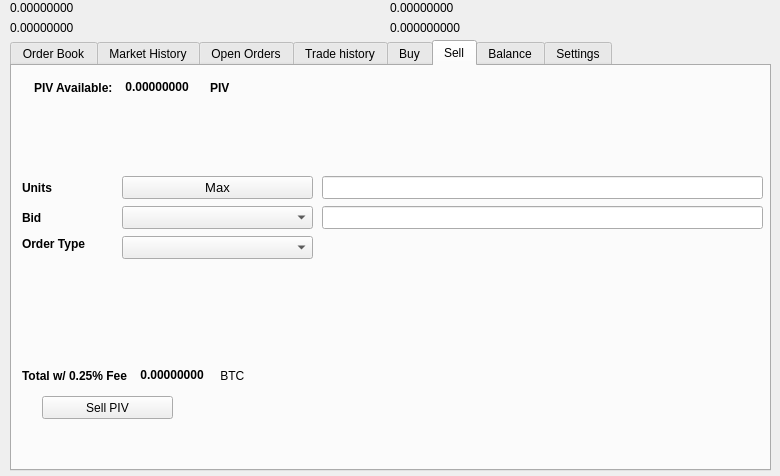
Qt form src/qt/forms/tradingdialog.ui (magikawa-network/AnzuDark) before a commit.
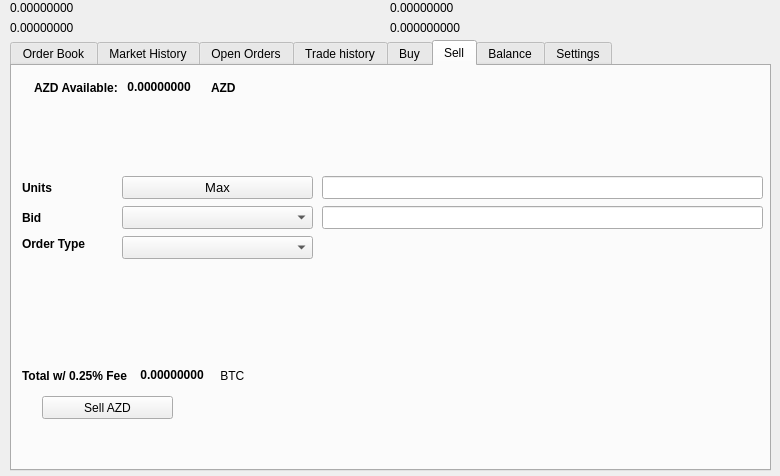
The same form after that commit. The open tabs and pages were chosen to show the change. Icons and pictures are not drawn.

The edit to the form file:
```diff
--- a/src/qt/forms/tradingdialog.ui
+++ b/src/qt/forms/tradingdialog.ui
@@ -1751,7 +1751,7 @@
       </rect>
      </property>
      <property name="text">
-      <string>Sell PIV</string>
+      <string>Sell AZD</string>
      </property>
      <property name="icon">
       <iconset resource="../anzudark">
@@ -1777,7 +1777,7 @@
          </font>
         </property>
         <property name="text">
-         <string>PIV Available:</string>
+         <string>AZD Available:</string>
         </property>
        </widget>
       </item>
@@ -2221,7 +2221,7 @@
          </font>
         </property>
         <property name="text">
-         <string>PIV</string>
+         <string>AZD</string>
         </property>
        </widget>
       </item>
```
Left out of the diff: 34 changed lines with no effect on the pictures.
